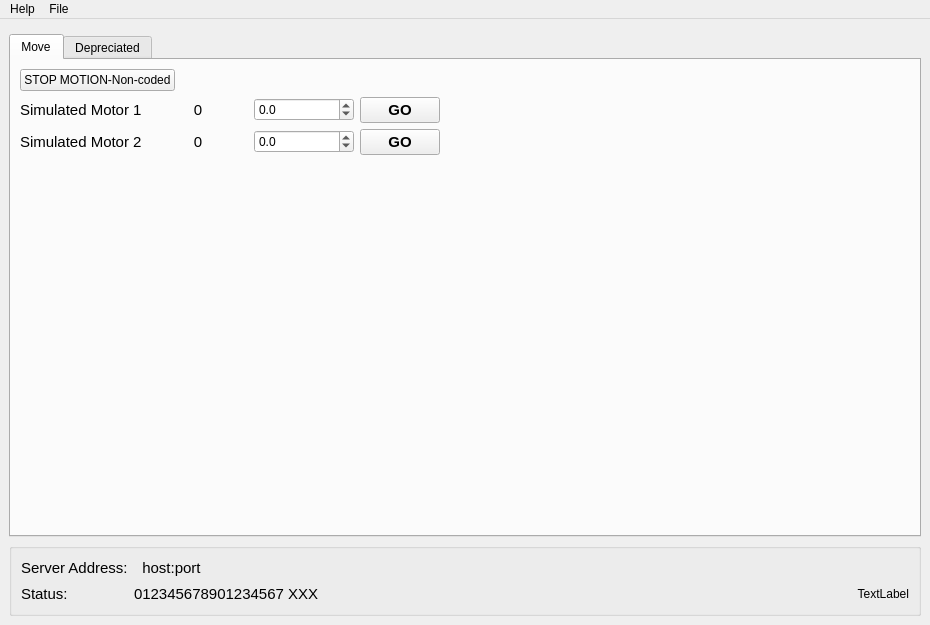
First picture: the form in main_controller/windows/main_window.ui, repository ayuzer/HXMA_Python_Gui, before the edit.
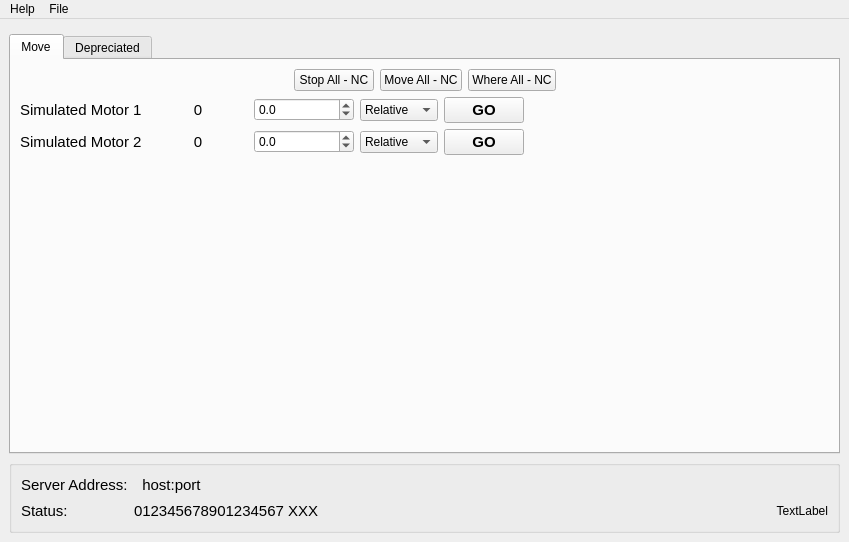
Second picture: the form after the edit.

Commit message:
Position Tracking and Motor Movement working??
Position Tracking and Motor movement both generally work but I would
like to complete improvements on both.

```diff
--- a/main_controller/windows/main_window.ui
+++ b/main_controller/windows/main_window.ui
@@ -6,8 +6,8 @@
    <rect>
     <x>0</x>
     <y>0</y>
-    <width>930</width>
-    <height>625</height>
+    <width>849</width>
+    <height>542</height>
    </rect>
   </property>
   <property name="windowTitle">
@@ -45,14 +45,14 @@
              <layout class="QVBoxLayout" name="verticalLayout_4">
               <item>
                <layout class="QGridLayout" name="gridLayout">
-                <item row="0" column="0">
-                 <widget class="QPushButton" name="pushButton_motor_all_stop">
-                  <property name="text">
-                   <string>STOP MOTION-Non-coded</string>
-                  </property>
-                 </widget>
-                </item>
                 <item row="0" column="1">
+                 <widget class="QPushButton" name="pushButton_motor_all_stop">
+                  <property name="text">
+                   <string>Stop All - NC</string>
+                  </property>
+                 </widget>
+                </item>
+                <item row="0" column="4">
                  <spacer name="horizontalSpacer_3">
                   <property name="orientation">
                    <enum>Qt::Horizontal</enum>
@@ -65,6 +65,33 @@
                   </property>
                  </spacer>
                 </item>
+                <item row="0" column="2">
+                 <widget class="QPushButton" name="pushButton_motor_all_move">
+                  <property name="text">
+                   <string>Move All - NC</string>
+                  </property>
+                 </widget>
+                </item>
+                <item row="0" column="3">
+                 <widget class="QPushButton" name="pushButton_2">
+                  <property name="text">
+                   <string>Where All - NC</string>
+                  </property>
+                 </widget>
+                </item>
+                <item row="0" column="0">
+                 <spacer name="horizontalSpacer_7">
+                  <property name="orientation">
+                   <enum>Qt::Horizontal</enum>
+                  </property>
+                  <property name="sizeHint" stdset="0">
+                   <size>
+                    <width>40</width>
+                    <height>20</height>
+                   </size>
+                  </property>
+                 </spacer>
+                </item>
                </layout>
               </item>
              </layout>
@@ -108,7 +135,7 @@
                 </property>
                </widget>
               </item>
-              <item row="0" column="4">
+              <item row="0" column="5">
                <spacer name="horizontalSpacer_2">
                 <property name="orientation">
                  <enum>Qt::Horizontal</enum>
@@ -166,7 +193,7 @@
                 </property>
                </widget>
               </item>
-              <item row="1" column="4">
+              <item row="1" column="5">
                <spacer name="horizontalSpacer_4">
                 <property name="orientation">
                  <enum>Qt::Horizontal</enum>
@@ -211,7 +238,7 @@
                 </property>
                </widget>
               </item>
-              <item row="0" column="3">
+              <item row="0" column="4">
                <widget class="QPushButton" name="pushButton_motor_one_movego">
                 <property name="font">
                  <font>
@@ -225,7 +252,7 @@
                 </property>
                </widget>
               </item>
-              <item row="1" column="3">
+              <item row="1" column="4">
                <widget class="QPushButton" name="pushButton_motor_two_movego">
                 <property name="font">
                  <font>
@@ -239,6 +266,34 @@
                 </property>
                </widget>
               </item>
+              <item row="0" column="3">
+               <widget class="QComboBox" name="comboBox_motor_one_movetype">
+                <item>
+                 <property name="text">
+                  <string>Relative</string>
+                 </property>
+                </item>
+                <item>
+                 <property name="text">
+                  <string>Absolute</string>
+                 </property>
+                </item>
+               </widget>
+              </item>
+              <item row="1" column="3">
+               <widget class="QComboBox" name="comboBox_motor_two_movetype">
+                <item>
+                 <property name="text">
+                  <string>Relative</string>
+                 </property>
+                </item>
+                <item>
+                 <property name="text">
+                  <string>Absolute</string>
+                 </property>
+                </item>
+               </widget>
+              </item>
              </layout>
             </item>
            </layout>
@@ -464,7 +519,7 @@
     <rect>
      <x>0</x>
      <y>0</y>
-     <width>930</width>
+     <width>849</width>
      <height>25</height>
     </rect>
    </property>
```
Left out of the diff: 5 changed lines with no effect on the pictures. The commit also changes 8 other files.
